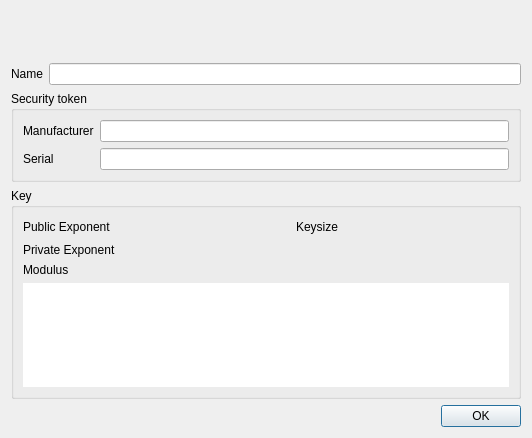
This is ui/KeyDetail.ui in chris2511/xca as Qt 5 draws it before an edit. The edited form follows.
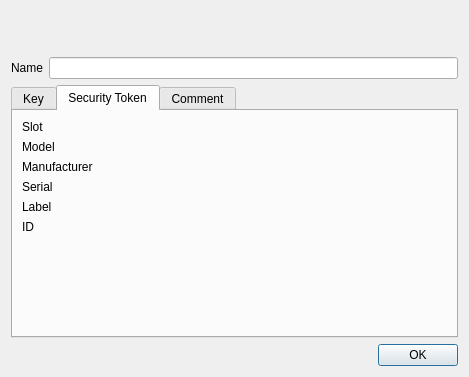
This is the edited form. The open tabs and pages were chosen to show the change. Custom widgets are drawn as their Qt base class.

Commit message: Allow editing key name and comment in the key details

What changed in the file:
```diff
--- a/ui/KeyDetail.ui
+++ b/ui/KeyDetail.ui
@@ -6,14 +6,11 @@
    <rect>
     <x>0</x>
     <y>0</y>
-    <width>532</width>
-    <height>438</height>
+    <width>469</width>
+    <height>377</height>
    </rect>
   </property>
-  <layout class="QVBoxLayout" name="verticalLayout_2">
-   <item>
-    <widget class="QWidget" name="widget" native="true"/>
-   </item>
+  <layout class="QVBoxLayout" name="verticalLayout_4">
    <item>
     <layout class="QHBoxLayout">
      <property name="spacing">
@@ -105,48 +102,15 @@
     </layout>
    </item>
    <item>
-    <widget class="QGroupBox" name="cardBox">
-     <property name="title">
-      <string>Security token</string>
+    <widget class="QTabWidget" name="tabWidget">
+     <property name="currentIndex">
+      <number>0</number>
      </property>
-     <layout class="QGridLayout" name="gridLayout">
-      <item row="0" column="0">
-       <widget class="QLabel" name="label">
-        <property name="text">
-         <string>Manufacturer</string>
-        </property>
-       </widget>
-      </item>
-      <item row="0" column="1">
-       <widget class="QLineEdit" name="cardManufacturer">
-        <property name="readOnly">
-         <bool>true</bool>
-        </property>
-       </widget>
-      </item>
-      <item row="1" column="0">
-       <widget class="QLabel" name="label_2">
-        <property name="text">
-         <string>Serial</string>
-        </property>
-       </widget>
-      </item>
-      <item row="1" column="1">
-       <widget class="QLineEdit" name="cardSerial">
-        <property name="readOnly">
-         <bool>true</bool>
-        </property>
-       </widget>
-      </item>
-     </layout>
-    </widget>
-   </item>
-   <item>
-    <widget class="QGroupBox" name="keyBox">
-     <property name="title">
+     <widget class="QWidget" name="key">
+      <attribute name="title">
       <string>Key</string>
-     </property>
-     <layout class="QVBoxLayout" name="verticalLayout">
+      </attribute>
+      <layout class="QVBoxLayout" name="verticalLayout_2">
       <item>
        <layout class="QHBoxLayout" name="horizontalLayout">
         <item>
@@ -222,18 +186,11 @@
        </layout>
       </item>
       <item>
-       <widget class="QLabel" name="tlModulus">
-        <property name="sizePolicy">
-         <sizepolicy hsizetype="Minimum" vsizetype="Fixed">
-          <horstretch>0</horstretch>
-          <verstretch>0</verstretch>
-         </sizepolicy>
-        </property>
-        <property name="text">
-         <string>Modulus</string>
-        </property>
-       </widget>
-      </item>
+        <widget class="QGroupBox" name="tlModulus">
+         <property name="title">
+          <string>Key</string>
+         </property>
+         <layout class="QVBoxLayout" name="verticalLayout">
       <item>
        <widget class="QTextBrowser" name="keyModulus">
         <property name="frameShape">
@@ -257,6 +214,102 @@
        </widget>
       </item>
      </layout>
+        </widget>
+       </item>
+      </layout>
+     </widget>
+     <widget class="QWidget" name="token">
+      <attribute name="title">
+       <string>Security Token</string>
+      </attribute>
+      <layout class="QFormLayout" name="formLayout">
+       <item row="0" column="0">
+        <widget class="QLabel" name="label_5">
+         <property name="text">
+          <string>Slot</string>
+         </property>
+        </widget>
+       </item>
+       <item row="0" column="1">
+        <widget class="CopyLabel" name="slotLabel"/>
+       </item>
+       <item row="1" column="0">
+        <widget class="QLabel" name="label_3">
+         <property name="text">
+          <string>Model</string>
+         </property>
+        </widget>
+       </item>
+       <item row="1" column="1">
+        <widget class="CopyLabel" name="cardModel"/>
+       </item>
+       <item row="2" column="0">
+        <widget class="QLabel" name="label">
+         <property name="text">
+          <string>Manufacturer</string>
+         </property>
+        </widget>
+       </item>
+       <item row="2" column="1">
+        <widget class="CopyLabel" name="cardManufacturer"/>
+       </item>
+       <item row="3" column="0">
+        <widget class="QLabel" name="label_2">
+         <property name="text">
+          <string>Serial</string>
+         </property>
+        </widget>
+       </item>
+       <item row="3" column="1">
+        <widget class="CopyLabel" name="cardSerial"/>
+       </item>
+       <item row="4" column="0">
+        <widget class="QLabel" name="label_4">
+         <property name="text">
+          <string>Label</string>
+         </property>
+        </widget>
+       </item>
+       <item row="4" column="1">
+        <widget class="CopyLabel" name="cardLabel">
+         <property name="text">
+          <string/>
+         </property>
+        </widget>
+       </item>
+       <item row="5" column="0">
+        <widget class="QLabel" name="label_6">
+         <property name="text">
+          <string>ID</string>
+         </property>
+        </widget>
+       </item>
+       <item row="5" column="1">
+        <widget class="CopyLabel" name="cardId"/>
+       </item>
+      </layout>
+     </widget>
+     <widget class="QWidget" name="commenttab">
+      <attribute name="title">
+       <string>Comment</string>
+      </attribute>
+      <layout class="QVBoxLayout" name="verticalLayout_3">
+       <item>
+        <widget class="QTextEdit" name="comment">
+         <property name="acceptDrops">
+          <bool>false</bool>
+         </property>
+         <property name="html">
+          <string notr="true">&lt;!DOCTYPE HTML PUBLIC &quot;-//W3C//DTD HTML 4.0//EN&quot; &quot;http://www.w3.org/TR/REC-html40/strict.dtd&quot;&gt;
+&lt;html&gt;&lt;head&gt;&lt;meta name=&quot;qrichtext&quot; content=&quot;1&quot; /&gt;&lt;style type=&quot;text/css&quot;&gt;
+p, li { white-space: pre-wrap; }
+&lt;/style&gt;&lt;/head&gt;&lt;body style=&quot; font-family:'Sans Serif'; font-size:9pt; font-weight:400; font-style:normal;&quot;&gt;
+&lt;p style=&quot;-qt-paragraph-type:empty; margin-top:0px; margin-bottom:0px; margin-left:0px; margin-right:0px; -qt-block-indent:0; text-indent:0px;&quot;&gt;&lt;br /&gt;&lt;/p&gt;&lt;/body&gt;&lt;/html&gt;</string>
+         </property>
+        </widget>
+       </item>
+      </layout>
+     </widget>
     </widget>
    </item>
    <item>
```
Left out of the diff: 3 changed lines with no effect on the pictures. Lines whose indentation alone changed are shown as unchanged. The commit also changes 3 other files.
